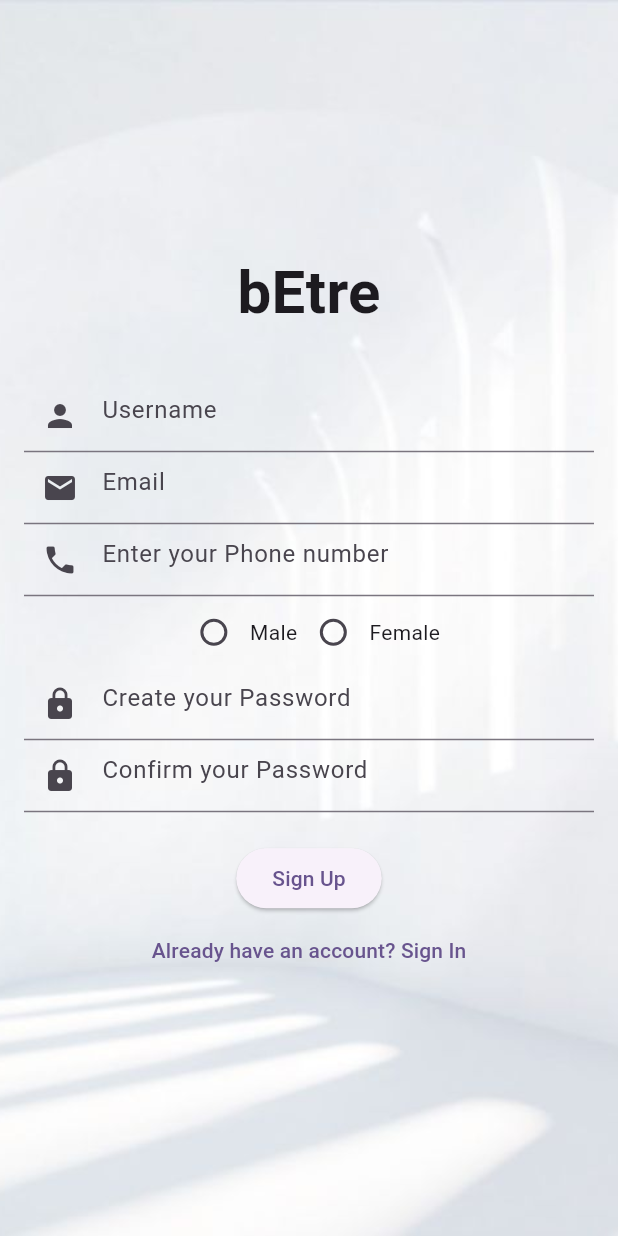
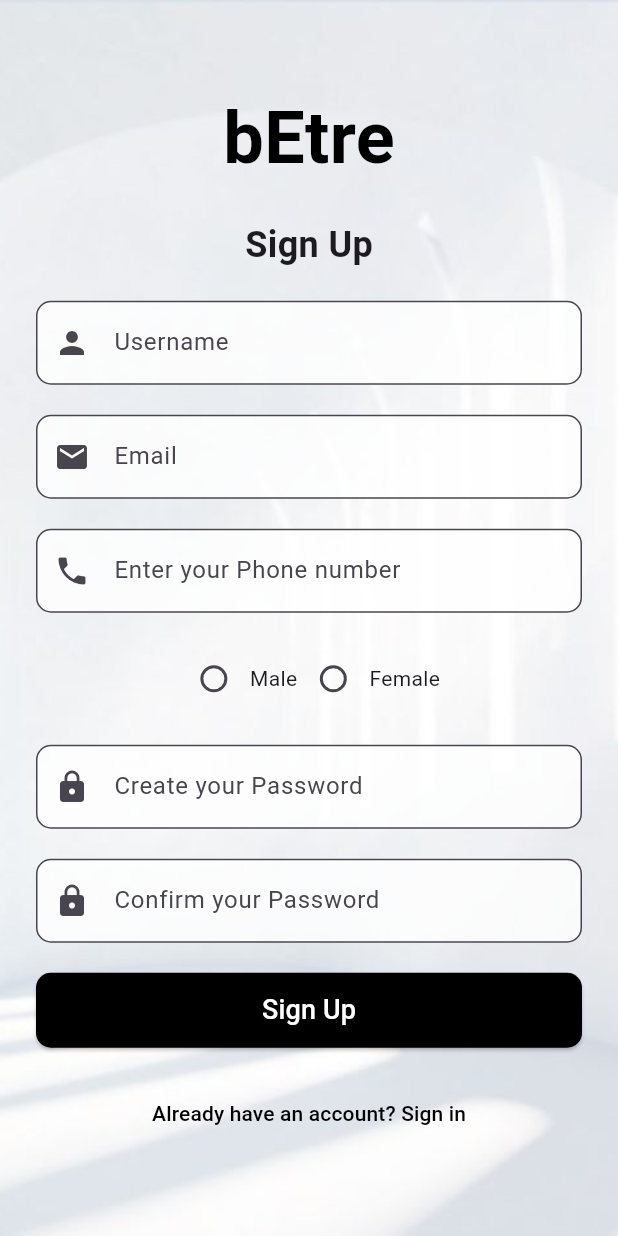
Before and after one commit to pathaniamohit/bEtre-Flutter-, a Flutter app: the SignupPage screen opened directly, on a phone screen of 412 x 824 dp. Run offline on Flutter 3.47's test engine with Material 3 defaults, Android fonts, the phone set to English and light mode, and no system bars; our stand-ins replace firebase_auth, firebase_core, firebase_database, firebase_storage, fluttertoast, geocoding and 2 more; missing offline and left inert: flutter_google_places, google_maps_webservice; accounts and stored records are empty; Roboto replaces fonts that are missing (RobotoSerif).

Commit message:
RegisterScreen.dart updated

```diff
--- a/lib/RegisterScreen.dart
+++ b/lib/RegisterScreen.dart
@@ -1,3 +1,4 @@
+import 'package:firebase_database/firebase_database.dart';
 import 'package:flutter/material.dart';
 import 'package:firebase_auth/firebase_auth.dart';
 import 'LoginScreen.dart';
@@ -16,6 +17,7 @@ class _SignupPageState extends State<SignupPage> {
   String _gender = '';
 
   final FirebaseAuth _auth = FirebaseAuth.instance;
+  final DatabaseReference _dbRef = FirebaseDatabase.instance.ref();
 
   Future<void> _signup() async {
     if (_passwordController.text != _confirmPasswordController.text) {
@@ -26,21 +28,32 @@ class _SignupPageState extends State<SignupPage> {
     }
 
     try {
-      UserCredential user = await _auth.createUserWithEmailAndPassword(
+      UserCredential userCredential = await _auth.createUserWithEmailAndPassword(
         email: _emailController.text.trim(),
         password: _passwordController.text.trim(),
       );
-      if (user != null) {
+
+      if (userCredential.user != null) {
+        final userId = userCredential.user!.uid;
+
+        await _dbRef.child("users/$userId").set({
+          "username": _usernameController.text.trim(),
+          "email": _emailController.text.trim(),
+          "phone": _phoneController.text.trim(),
+          "gender": _gender,
+          "role": "user",
+        });
+
         ScaffoldMessenger.of(context).showSnackBar(
           SnackBar(content: Text('Signup Successful')),
         );
         Navigator.of(context).pushReplacement(
-          MaterialPageRoute(builder: (context) => LoginPage()),
+          MaterialPageRoute(builder: (context) => LoginScreen()),
         );
       }
     } catch (e) {
       ScaffoldMessenger.of(context).showSnackBar(
-        SnackBar(content: Text('Signup Failed')),
+        SnackBar(content: Text('Signup Failed: $e')),
       );
     }
   }
@@ -49,40 +62,80 @@ class _SignupPageState extends State<SignupPage> {
   Widget build(BuildContext context) {
     return Scaffold(
       body: Container(
-        padding: EdgeInsets.all(16),
-        decoration: BoxDecoration(
+        decoration: const BoxDecoration(
           image: DecorationImage(
             image: AssetImage('assets/sign1.jpg'),
             fit: BoxFit.cover,
           ),
         ),
         child: Center(
+          child: SingleChildScrollView(
             child: Column(
               mainAxisAlignment: MainAxisAlignment.center,
               children: [
-              Text('bEtre', style: TextStyle(fontSize: 40, fontWeight: FontWeight.bold)),
-              SizedBox(height: 30),
+                const Text(
+                  'bEtre',
+                  style: TextStyle(
+                    fontSize: 48,
+                    fontWeight: FontWeight.bold,
+                    color: Colors.black,
+                  ),
+                ),
+                const SizedBox(height: 20),
+                const Text(
+                  'Sign Up',
+                  style: TextStyle(
+                    fontSize: 24,
+                    fontWeight: FontWeight.bold,
+                  ),
+                ),
+                const SizedBox(height: 20),
+                Padding(
+                  padding: const EdgeInsets.symmetric(horizontal: 24.0),
+                  child: Column(
+                    children: [
                       TextField(
                         controller: _usernameController,
                         decoration: InputDecoration(
                           hintText: 'Username',
                           prefixIcon: Icon(Icons.person),
+                          filled: true,
+                          fillColor: Colors.white.withOpacity(0.8),
+                          border: OutlineInputBorder(
+                            borderRadius: BorderRadius.circular(10.0),
                           ),
                         ),
+                      ),
+                      const SizedBox(height: 20),
+
                       TextField(
                         controller: _emailController,
                         decoration: InputDecoration(
                           hintText: 'Email',
                           prefixIcon: Icon(Icons.mail),
+                          filled: true,
+                          fillColor: Colors.white.withOpacity(0.8),
+                          border: OutlineInputBorder(
+                            borderRadius: BorderRadius.circular(10.0),
                           ),
                         ),
+                      ),
+                      const SizedBox(height: 20),
+
                       TextField(
                         controller: _phoneController,
                         decoration: InputDecoration(
                           hintText: 'Enter your Phone number',
                           prefixIcon: Icon(Icons.phone),
+                          filled: true,
+                          fillColor: Colors.white.withOpacity(0.8),
+                          border: OutlineInputBorder(
+                            borderRadius: BorderRadius.circular(10.0),
                           ),
                         ),
+                      ),
+                      const SizedBox(height: 20),
+
                       Row(
                         mainAxisAlignment: MainAxisAlignment.center,
                         children: [
@@ -95,7 +148,7 @@ class _SignupPageState extends State<SignupPage> {
                               });
                             },
                           ),
-                  Text('Male'),
+                          const Text('Male'),
                           Radio(
                             value: 'Female',
                             groupValue: _gender,
@@ -105,39 +158,80 @@ class _SignupPageState extends State<SignupPage> {
                               });
                             },
                           ),
-                  Text('Female'),
+                          const Text('Female'),
                         ],
                       ),
+                      const SizedBox(height: 20),
+
                       TextField(
                         controller: _passwordController,
-                decoration: const InputDecoration(
+                        obscureText: true,
+                        decoration: InputDecoration(
                           hintText: 'Create your Password',
                           prefixIcon: Icon(Icons.lock),
+                          filled: true,
+                          fillColor: Colors.white.withOpacity(0.8),
+                          border: OutlineInputBorder(
+                            borderRadius: BorderRadius.circular(10.0),
                           ),
-                obscureText: true,
                         ),
+                      ),
+                      const SizedBox(height: 20),
+
                       TextField(
                         controller: _confirmPasswordController,
-                decoration: const InputDecoration(
+                        obscureText: true,
+                        decoration: InputDecoration(
                           hintText: 'Confirm your Password',
                           prefixIcon: Icon(Icons.lock),
+                          filled: true,
+                          fillColor: Colors.white.withOpacity(0.8),
+                          border: OutlineInputBorder(
+                            borderRadius: BorderRadius.circular(10.0),
                           ),
-                obscureText: true,
+                        ),
                       ),
                       const SizedBox(height: 20),
-              ElevatedButton(
+
+                      SizedBox(
+                        width: double.infinity,
+                        height: 50,
+                        child: ElevatedButton(
                           onPressed: _signup,
-                child: const Text('Sign Up'),
+                          style: ElevatedButton.styleFrom(
+                            backgroundColor: Colors.black,
+                            shape: RoundedRectangleBorder(
+                              borderRadius: BorderRadius.circular(10.0),
                             ),
+                          ),
+                          child: const Text(
+                            'Sign Up',
+                            style: TextStyle(
+                              fontSize: 18,
+                              color: Colors.white,
+                            ),
+                          ),
+                        ),
+                      ),
+                      const SizedBox(height: 20),
+
                       TextButton(
                         onPressed: () {
                           Navigator.of(context).push(
-                    MaterialPageRoute(builder: (context) => LoginPage()),
+                            MaterialPageRoute(
+                                builder: (context) => LoginScreen()),
                           );
                         },
-                child: Text("Already have an account? Sign In"),
+                        child: const Text(
+                          "Already have an account? Sign in",
+                          style: TextStyle(color: Colors.black),
+                        ),
                       ),
                     ],
+                  ),
+                ),
+              ],
+            ),
           ),
         ),
       ),
```
Lines whose indentation alone changed are shown as unchanged.
